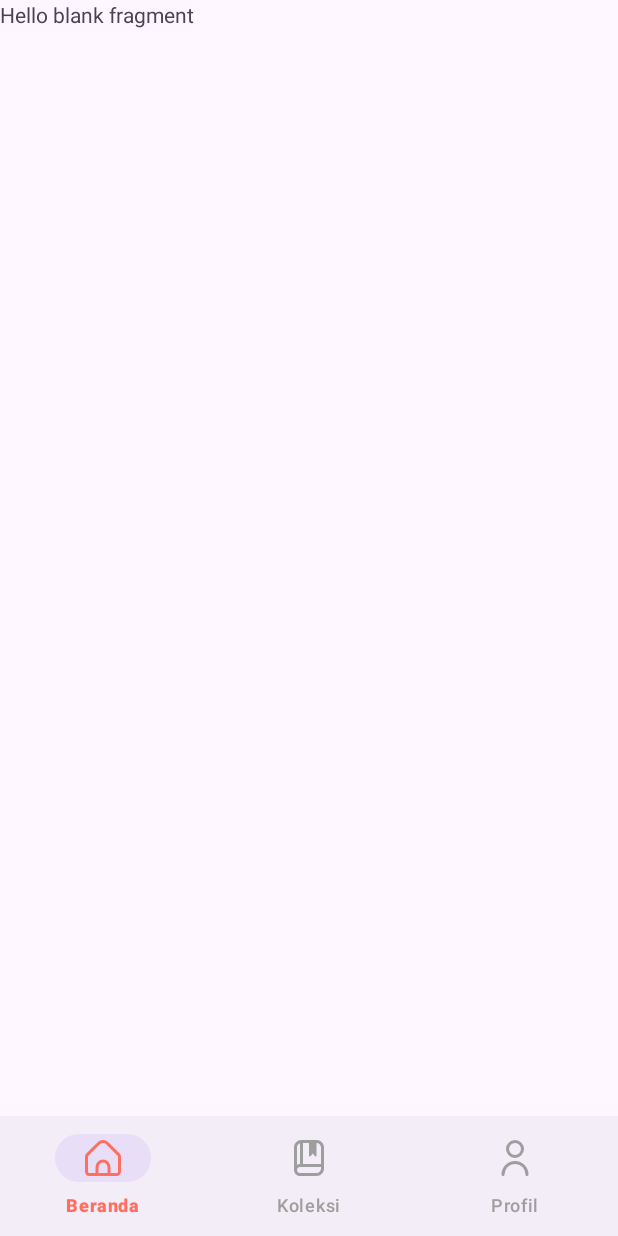
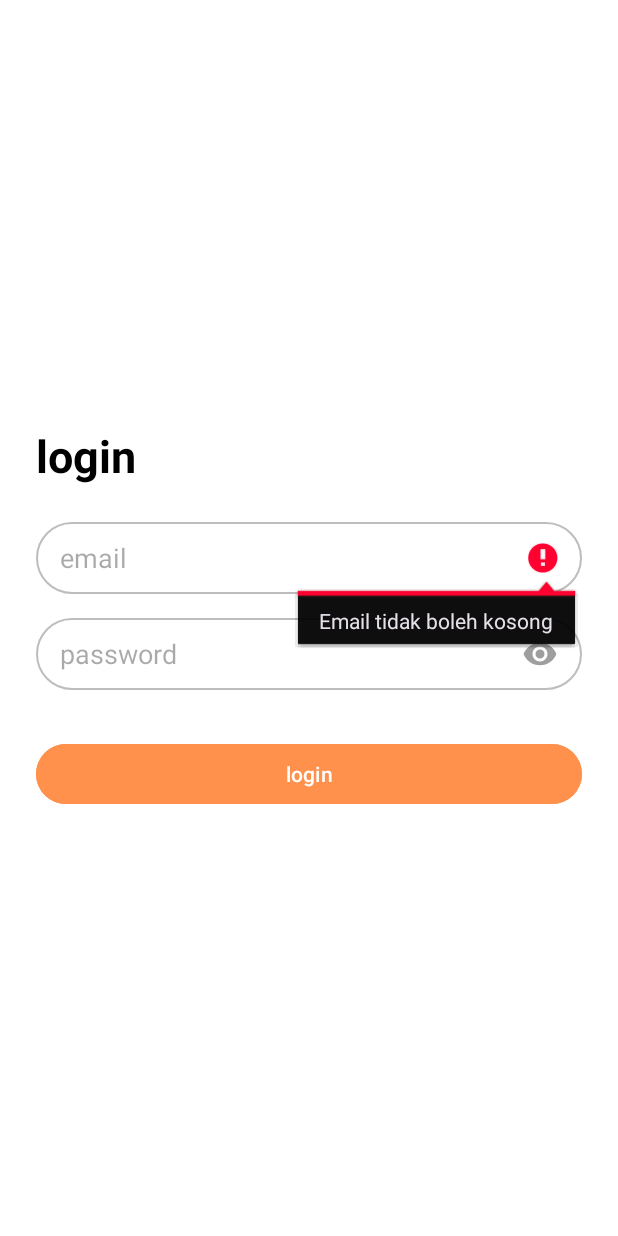
Before and after one commit to ridwanafriza/Kel-5, an Android app: the screen it shows after launch (MainActivity before the commit, LoginActivity after it), after a tap on "login", on a phone screen of 412 x 824 dp. Run offline under Robolectric (Android 15) with nearby library versions, the phone set to English and light mode, and no system bars.

Commit message:
memperbaiki login harus mengisi email dan pw -achdan

```diff
--- a/app/src/main/java/com/id/myresep/LoginActivity.kt
+++ b/app/src/main/java/com/id/myresep/LoginActivity.kt
@@ -3,6 +3,8 @@ package com.id.myresep
 import android.content.Intent
 import android.os.Bundle
 import android.widget.Button
+import android.widget.EditText
+import android.widget.Toast
 import androidx.appcompat.app.AppCompatActivity
 
 class LoginActivity : AppCompatActivity() {
@@ -11,9 +13,29 @@ class LoginActivity : AppCompatActivity() {
         super.onCreate(savedInstanceState)
         setContentView(R.layout.item_login)
 
+        val etEmail = findViewById<EditText>(R.id.etEmail)
+        val etPassword = findViewById<EditText>(R.id.etPassword)
         val btnLogin = findViewById<Button>(R.id.btnLogin)
 
         btnLogin.setOnClickListener {
+            val email = etEmail.text.toString().trim()
+            val password = etPassword.text.toString().trim()
+
+            if (email.isEmpty()) {
+                etEmail.error = "Email tidak boleh kosong"
+                etEmail.requestFocus()
+                return@setOnClickListener
+            }
+
+            if (password.isEmpty()) {
+                etPassword.error = "Password tidak boleh kosong"
+                etPassword.requestFocus()
+                return@setOnClickListener
+            }
+
+            // kalau email & password terisi
+            Toast.makeText(this, "Login berhasil", Toast.LENGTH_SHORT).show()
+
             val intent = Intent(this, MainActivity::class.java)
             startActivity(intent)
             finish()
--- a/app/src/main/res/layout/item_login.xml
+++ b/app/src/main/res/layout/item_login.xml
@@ -1,3 +1,4 @@
+<?xml version="1.0" encoding="utf-8"?>
 <ScrollView xmlns:android="http://schemas.android.com/apk/res/android"
     android:layout_width="match_parent"
     android:layout_height="match_parent"
@@ -12,8 +13,6 @@
         android:padding="24dp">
 
         <!-- Judul -->
-
-        <!-- Email -->
         <TextView
             android:layout_width="match_parent"
             android:layout_height="wrap_content"
@@ -24,8 +23,9 @@
             android:gravity="start"
             android:layout_marginBottom="24dp" />
 
-
+        <!-- Email -->
         <EditText
+            android:id="@+id/etEmail"
             android:layout_width="match_parent"
             android:layout_height="48dp"
             android:hint="email"
@@ -37,6 +37,7 @@
 
         <!-- Password -->
         <EditText
+            android:id="@+id/etPassword"
             android:layout_width="match_parent"
             android:layout_height="48dp"
             android:hint="password"
```
